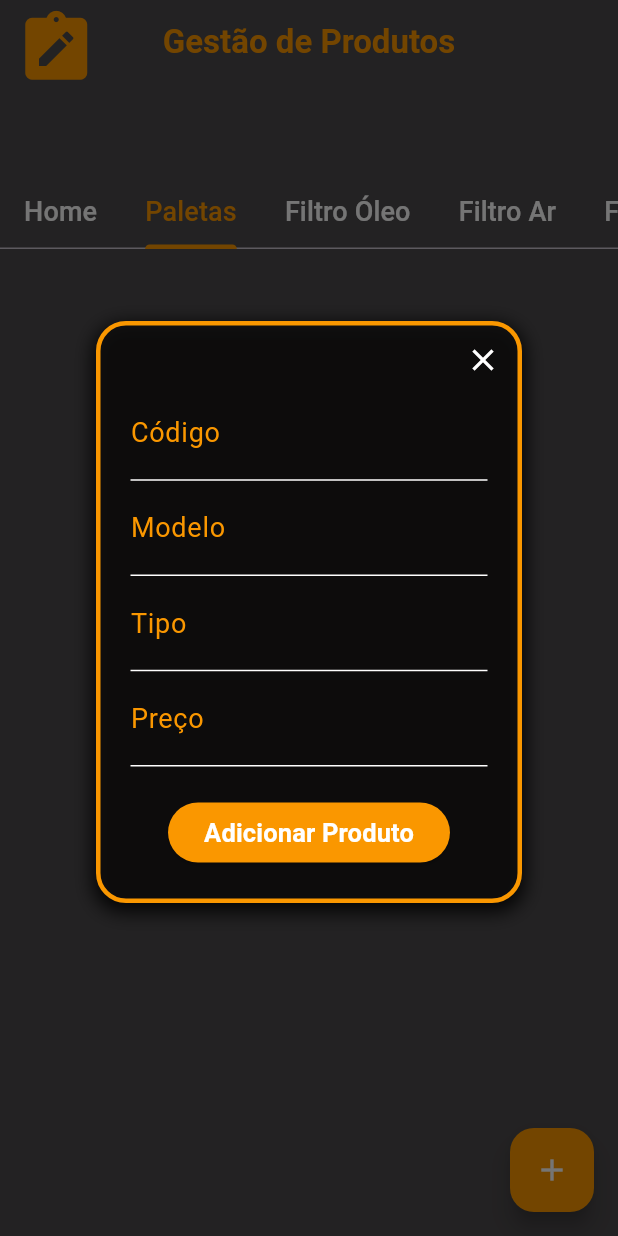
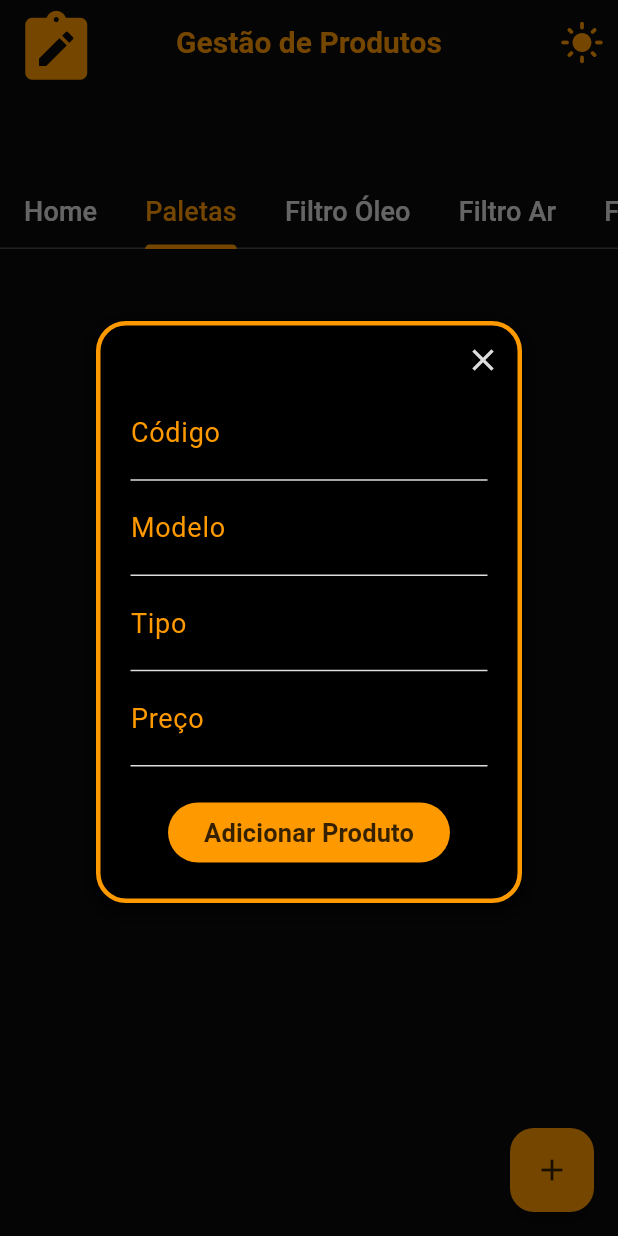
Before and after one commit to dgirotto0/product-management, a Flutter app: the screen it shows after launch, tab 2 chosen, after a tap on the "add" icon, on a phone screen of 412 x 824 dp. Run offline on Flutter 3.47's test engine with Material 3 defaults, Android fonts, the phone set to English and light mode, and no system bars; our stand-ins replace signature, sqflite_common_ffi; missing offline and left inert: bitsdojo_window, window_manager; accounts and stored records are empty.

Commit message:
Refatoração: Implementação de ThemeProvider e mudança de cores dinâmicas

```diff
--- /dev/null
+++ b/lib/app_colors.dart
@@ -0,0 +1,11 @@
+import 'package:flutter/material.dart';
+
+class AppColors {
+  static const Color accent = Color.fromARGB(255, 255, 153, 0);
+  static const Color black = Color.fromARGB(202, 0, 0, 0);
+  static const Color white = Color.fromARGB(221, 255, 255, 255);
+  static const Color blackText = Color.fromARGB(255, 0, 0, 0);
+  static const Color redError = Color.fromARGB(255, 215, 59, 20);
+  static const Color pad = Color.fromARGB(255, 75, 72, 72);
+  static const Color whitePad = Color.fromARGB(206, 212, 200, 200);
+}
--- a/lib/main.dart
+++ b/lib/main.dart
@@ -3,6 +3,7 @@ import 'package:flutter/material.dart';
 import 'package:provider/provider.dart';
 import 'package:sqflite_common_ffi/sqflite_ffi.dart';
 import 'providers/product_provider.dart';
+import 'providers/theme_provider.dart';
 import 'views/product_edit_view.dart';
 import 'views/product_list_view.dart';
 import 'views/product_pad_view.dart';
@@ -11,10 +12,18 @@ void main() {
   sqfliteFfiInit();
   databaseFactory = databaseFactoryFfi;
 
-  runApp(const MyApp());
+  runApp(
+    MultiProvider(
+      providers: [
+        ChangeNotifierProvider(create: (context) => ProductProvider()),
+        ChangeNotifierProvider(create: (context) => ThemeProvider()),
+      ],
+      child: const MyApp(),
+    ),
+  );
 
   doWhenWindowReady(() {
-    appWindow.maximize(); // Tenta maximizar a janela
+    appWindow.maximize();
     appWindow.show();
   });
 }
@@ -24,18 +33,16 @@ class MyApp extends StatelessWidget {
 
   @override
   Widget build(BuildContext context) {
-    return ChangeNotifierProvider(
-      create: (context) => ProductProvider(),
-      child: MaterialApp(
+    final themeProvider = Provider.of<ThemeProvider>(context);
+    return MaterialApp(
       title: 'Tabela de Produtos',
-        theme: ThemeData(
-          primaryColor: const Color.fromRGBO(224, 172, 0, 0.9),
-        ),
+      theme: themeProvider.lightTheme,
+      darkTheme: themeProvider.darkTheme,
+      themeMode: themeProvider.isDarkMode ? ThemeMode.dark : ThemeMode.light,
       home: const HomeScreen(),
       routes: {
         '/pad': (context) => const ProductPadView(),
       },
-      ),
     );
   }
 }
@@ -51,7 +58,6 @@ class _HomeScreenState extends State<HomeScreen> {
   final TextEditingController _searchController = TextEditingController();
   String _searchQuery = '';
 
-  // Lista com os nomes de todas as tabelas (na mesma ordem das abas, sem contar a aba "Home")
   final List<String> _allTables = [
     'tb_paletas',
     'tb_filtro_oleo',
@@ -74,9 +80,9 @@ class _HomeScreenState extends State<HomeScreen> {
         appBar: AppBar(
           centerTitle: true,
           leading: IconButton(
-            icon: const Icon(
+            icon: Icon(
               Icons.note_alt,
-              color: Color.fromARGB(255, 250, 151, 0),
+              color: Theme.of(context).primaryColor,
               size: 55,
             ),
             padding: const EdgeInsets.symmetric(horizontal: 10, vertical: 5),
@@ -84,19 +90,36 @@ class _HomeScreenState extends State<HomeScreen> {
               Navigator.pushNamed(context, '/pad');
             },
           ),
-          title: const Text(
+          title: Text(
             'Gestão de Produtos',
             style: TextStyle(
-              color: Color.fromARGB(255, 250, 151, 0),
+              color: Theme.of(context).primaryColor,
               fontWeight: FontWeight.bold,
             ),
           ),
-          backgroundColor: const Color.fromARGB(190, 16, 15, 15),
+          actions: [
+            Consumer<ThemeProvider>(
+              builder: (context, themeProvider, _) {
+                return IconButton(
+                  icon: Icon(
+                    themeProvider.isDarkMode
+                        ? Icons.light_mode
+                        : Icons.dark_mode,
+                    color: Theme.of(context).primaryColor,
+                    size: 30,
+                  ),
+                  onPressed: () {
+                    themeProvider.toggleTheme();
+                  },
+                );
+              },
+            ),
+          ],
+          backgroundColor: Theme.of(context).scaffoldBackgroundColor,
           bottom: PreferredSize(
             preferredSize: const Size.fromHeight(110),
             child: Column(
               children: [
-                // Campo de busca geral
                 Padding(
                   padding:
                       const EdgeInsets.symmetric(horizontal: 500, vertical: 8),
@@ -109,12 +132,12 @@ class _HomeScreenState extends State<HomeScreen> {
                             controller: _searchController,
                             decoration: InputDecoration(
                               hintText: 'Buscar Geral...',
-                              prefixIcon: const Icon(
+                              prefixIcon: Icon(
                                 Icons.search,
-                                color: Color.fromARGB(255, 250, 151, 0),
+                                color: Theme.of(context).primaryColor,
                               ),
                               filled: true,
-                              fillColor: Colors.white,
+                              fillColor: Theme.of(context).cardColor,
                               border: OutlineInputBorder(
                                 borderRadius: BorderRadius.circular(20),
                                 borderSide: BorderSide.none,
@@ -124,7 +147,6 @@ class _HomeScreenState extends State<HomeScreen> {
                               setState(() {
                                 _searchQuery = value;
                               });
-                              // Redireciona para a aba "Home"
                               DefaultTabController.of(context).animateTo(0);
                             },
                           ),
@@ -140,16 +162,16 @@ class _HomeScreenState extends State<HomeScreen> {
                                 DefaultTabController.of(context).animateTo(0);
                               },
                               style: ElevatedButton.styleFrom(
-                                backgroundColor:
-                                    const Color.fromARGB(255, 250, 151, 0),
+                                backgroundColor: Theme.of(context).primaryColor,
                                 shape: RoundedRectangleBorder(
                                   borderRadius: BorderRadius.circular(20),
                                 ),
                               ),
-                              child: const Text(
+                              child: Text(
                                 'Pesquisar',
                                 style: TextStyle(
-                                    color: Colors.white, fontSize: 17),
+                                    color: Theme.of(context).canvasColor,
+                                    fontSize: 17),
                               ),
                             );
                           },
@@ -159,9 +181,9 @@ class _HomeScreenState extends State<HomeScreen> {
                   ),
                 ),
                 // Aba (TabBar)
-                const TabBar(
+                TabBar(
                   isScrollable: true,
-                  tabs: [
+                  tabs: const [
                     Tab(text: 'Home'),
                     Tab(text: 'Paletas'),
                     Tab(text: 'Filtro Óleo'),
@@ -175,22 +197,20 @@ class _HomeScreenState extends State<HomeScreen> {
                     Tab(text: 'Óleo Litro'),
                     Tab(text: 'ATF'),
                   ],
-                  labelColor: Color.fromARGB(255, 250, 151, 0),
-                  indicatorColor: Color.fromARGB(255, 250, 151, 0),
-                  unselectedLabelColor: Colors.white,
-                  labelStyle: TextStyle(fontSize: 18),
+                  labelColor: Theme.of(context).primaryColor,
+                  indicatorColor: Theme.of(context).primaryColor,
+                  unselectedLabelColor: Theme.of(context).canvasColor,
+                  labelStyle: const TextStyle(fontSize: 18),
                   tabAlignment: TabAlignment.center,
                 ),
               ],
             ),
           ),
         ),
-        // As abas: a primeira é a "Home" (resultados unificados) e as demais são as listas específicas.
         body: TabBarView(
           physics: const BouncingScrollPhysics(),
           children: [
-            _buildSearchResults(
-                context), // Aba "Home" com os resultados da pesquisa
+            _buildSearchResults(context),
             const ProductListView(tableName: 'tb_paletas'),
             const ProductListView(tableName: 'tb_filtro_oleo'),
             const ProductListView(tableName: 'tb_filtro_ar'),
@@ -208,24 +228,21 @@ class _HomeScreenState extends State<HomeScreen> {
     );
   }
 
-  /// Método que reúne todos os produtos de todas as tabelas e filtra usando a mesma lógica do seu "buscar"
   Widget _buildSearchResults(BuildContext context) {
     final productProvider =
         Provider.of<ProductProvider>(context, listen: false);
     List<Map<String, dynamic>> filteredResults = [];
     final query = _searchQuery.toLowerCase();
 
-    // Se não houver pesquisa, exibe uma mensagem
     if (query.isEmpty) {
-      return const Center(
+      return Center(
         child: Text(
           'Digite sua pesquisa na barra acima',
-          style: TextStyle(color: Colors.white, fontSize: 18),
+          style: TextStyle(color: Theme.of(context).canvasColor, fontSize: 18),
         ),
       );
     }
 
-    // Percorre cada tabela e aplica a lógica de filtragem
     for (final table in _allTables) {
       final products = productProvider.getProductsByTable(table);
       for (int i = 0; i < products.length; i++) {
@@ -281,14 +298,13 @@ class _HomeScreenState extends State<HomeScreen> {
             matches = product.toString().toLowerCase().contains(query);
         }
         if (matches) {
-          // Armazena também o índice "i" do produto na tabela
           filteredResults.add({'table': table, 'product': product, 'index': i});
         }
       }
     }
 
     return Container(
-      color: const Color.fromARGB(190, 16, 15, 15),
+      color: Theme.of(context).scaffoldBackgroundColor,
       child: GridView.builder(
         physics: const BouncingScrollPhysics(),
         padding: const EdgeInsets.all(16),
@@ -303,8 +319,7 @@ class _HomeScreenState extends State<HomeScreen> {
           final item = filteredResults[index];
           final product = item['product'];
           final table = item['table'] as String;
-          final productIndex =
-              item['index'] as int; // Índice real do produto na tabela
+          final productIndex = item['index'] as int;
 
           String title = '';
           String nonPricePart = '';
@@ -362,22 +377,20 @@ class _HomeScreenState extends State<HomeScreen> {
           }
 
           return Card(
-            color: const Color.fromARGB(190, 16, 15, 15),
+            color: Theme.of(context).cardColor,
             child: Padding(
               padding: const EdgeInsets.all(8.0),
               child: Row(
                 children: [
-                  // Área de texto
                   Expanded(
                     child: Column(
                       mainAxisSize: MainAxisSize.min,
                       crossAxisAlignment: CrossAxisAlignment.start,
                       children: [
-                        // Título limitado a 2 linhas com reticências
                         Text(
                           title,
-                          style: const TextStyle(
-                            color: Colors.white,
+                          style: TextStyle(
+                            color: Theme.of(context).canvasColor,
                             fontWeight: FontWeight.bold,
                             fontSize: 23,
                           ),
@@ -385,19 +398,19 @@ class _HomeScreenState extends State<HomeScreen> {
                           overflow: TextOverflow.ellipsis,
                         ),
                         const SizedBox(height: 4),
-                        // Subtítulo
                         RichText(
                           text: TextSpan(
                             text: nonPricePart,
-                            style: const TextStyle(
-                                color: Colors.white, fontSize: 21),
+                            style: TextStyle(
+                                color: Theme.of(context).canvasColor,
+                                fontSize: 21),
                             children: [
                               TextSpan(
                                 text: pricePart,
-                                style: const TextStyle(
-                                  color: Color.fromARGB(255, 250, 151, 0),
+                                style: TextStyle(
+                                    color: Theme.of(context).primaryColor,
                                     fontSize: 21,
-                                ),
+                                    fontWeight: FontWeight.bold),
                               ),
                             ],
                           ),
@@ -405,11 +418,10 @@ class _HomeScreenState extends State<HomeScreen> {
                       ],
                     ),
                   ),
-                  // Botão de edição fixo à direita
                   IconButton(
-                    icon: const Icon(
+                    icon: Icon(
                       Icons.edit,
-                      color: Color.fromARGB(255, 250, 151, 0),
+                      color: Theme.of(context).primaryColor,
                     ),
                     onPressed: () {
                       showDialog(
--- /dev/null
+++ b/lib/providers/theme_provider.dart
@@ -0,0 +1,46 @@
+import 'package:flutter/material.dart';
+import 'package:produtos_itaoleo/app_colors.dart';
+
+class ThemeProvider with ChangeNotifier {
+  bool _isDarkMode = true;
+  bool get isDarkMode => _isDarkMode;
+
+  void toggleTheme() {
+    _isDarkMode = !_isDarkMode;
+    notifyListeners();
+  }
+
+  ThemeData get darkTheme => ThemeData(
+        brightness: Brightness.dark,
+        primaryColor: AppColors.accent,
+        cardColor: AppColors.pad,
+        focusColor: AppColors.white,
+        canvasColor: AppColors.white,
+        scaffoldBackgroundColor: AppColors.black,
+        appBarTheme: const AppBarTheme(
+          backgroundColor: AppColors.black,
+          titleTextStyle: TextStyle(
+            color: AppColors.accent,
+            fontSize: 20,
+            fontWeight: FontWeight.bold,
+          ),
+        ),
+      );
+
+  ThemeData get lightTheme => ThemeData(
+        brightness: Brightness.light,
+        primaryColor: const Color.fromARGB(255, 221, 138, 13),
+        cardColor: AppColors.whitePad,
+        focusColor: AppColors.blackText,
+        canvasColor: AppColors.black,
+        scaffoldBackgroundColor: const Color.fromARGB(255, 255, 255, 255),
+        appBarTheme: const AppBarTheme(
+          backgroundColor: AppColors.white,
+          titleTextStyle: TextStyle(
+            color: AppColors.accent,
+            fontSize: 20,
+            fontWeight: FontWeight.bold,
+          ),
+        ),
+      );
+}
--- a/lib/views/product_add_view.dart
+++ b/lib/views/product_add_view.dart
@@ -1,4 +1,5 @@
 import 'package:flutter/material.dart';
+import '../app_colors.dart';
 import '../models/products.dart';
 import 'package:provider/provider.dart';
 import '../providers/product_provider.dart';
@@ -35,15 +36,17 @@ class _ProductAddViewState extends State<ProductAddView> {
             padding: const EdgeInsets.all(20),
             constraints: const BoxConstraints(minWidth: 400),
             decoration: BoxDecoration(
-              color: const Color.fromARGB(190, 16, 15, 15),
+              color: Theme.of(context).scaffoldBackgroundColor,
               borderRadius: BorderRadius.circular(20),
               border: Border.all(
-                color: const Color.fromARGB(255, 250, 151, 0),
+                color: Theme.of(context).primaryColor,
                 width: 3,
               ),
               boxShadow: [
                 BoxShadow(
-                  color: Colors.black.withOpacity(0.9),
+                  color: Theme.of(context)
+                      .scaffoldBackgroundColor
+                      .withOpacity(0.9),
                   spreadRadius: 2,
                   blurRadius: 10,
                   offset: const Offset(0, 4),
@@ -56,7 +59,6 @@ class _ProductAddViewState extends State<ProductAddView> {
                 child: Column(
                   mainAxisSize: MainAxisSize.min,
                   children: [
-                    // Opcional: um SizedBox para dar um espaço no topo, se necessário
                     const SizedBox(height: 20),
                     ..._buildFormFields(),
                     const SizedBox(height: 20),
@@ -71,12 +73,12 @@ class _ProductAddViewState extends State<ProductAddView> {
                         }
                       },
                       style: ElevatedButton.styleFrom(
-                        backgroundColor: const Color.fromARGB(255, 250, 151, 0),
+                        backgroundColor: Theme.of(context).primaryColor,
                       ),
-                      child: const Text(
+                      child: Text(
                         'Adicionar Produto',
                         style: TextStyle(
-                            color: Colors.white,
+                            color: Theme.of(context).scaffoldBackgroundColor,
                             fontWeight: FontWeight.bold,
                             fontSize: 17),
                       ),
@@ -86,12 +88,11 @@ class _ProductAddViewState extends State<ProductAddView> {
               ),
             ),
           ),
-          // Botão "x" no canto superior direito:
           Positioned(
             right: 2,
             top: 2,
             child: IconButton(
-              icon: const Icon(Icons.close, color: Colors.white),
+              icon: Icon(Icons.close, color: Theme.of(context).canvasColor),
               onPressed: () {
                 Navigator.of(context).pop();
               },
@@ -174,18 +175,17 @@ class _ProductAddViewState extends State<ProductAddView> {
     return TextFormField(
       decoration: InputDecoration(
         labelText: label,
-        labelStyle: const TextStyle(
-            color: Color.fromARGB(255, 250, 151, 0), fontSize: 18),
-        errorStyle: const TextStyle(
-            color: Color.fromARGB(255, 215, 59, 20), fontSize: 15),
-        enabledBorder: const UnderlineInputBorder(
-          borderSide: BorderSide(color: Colors.white),
+        labelStyle:
+            TextStyle(color: Theme.of(context).primaryColor, fontSize: 18),
+        errorStyle: const TextStyle(color: AppColors.redError, fontSize: 15),
+        enabledBorder: UnderlineInputBorder(
+          borderSide: BorderSide(color: Theme.of(context).canvasColor),
         ),
-        focusedBorder: const UnderlineInputBorder(
-          borderSide: BorderSide(color: Color.fromARGB(255, 250, 151, 0)),
+        focusedBorder: UnderlineInputBorder(
+          borderSide: BorderSide(color: Theme.of(context).primaryColor),
         ),
       ),
-      style: const TextStyle(color: Colors.white, fontSize: 20),
+      style: TextStyle(color: Theme.of(context).focusColor, fontSize: 20),
       keyboardType: keyboardType,
       validator: (value) {
         if (label == 'Preço') {
--- a/lib/views/product_list_view.dart
+++ b/lib/views/product_list_view.dart
@@ -19,7 +19,7 @@ class _ProductListViewState extends State<ProductListView> {
   @override
   Widget build(BuildContext context) {
     return Scaffold(
-      backgroundColor: const Color.fromARGB(190, 16, 15, 15),
+      backgroundColor: Theme.of(context).scaffoldBackgroundColor,
       body: Consumer<ProductProvider>(
         builder: (context, productProvider, child) {
           final products = productProvider.getProductsByTable(widget.tableName);
@@ -111,23 +111,21 @@ class _ProductListViewState extends State<ProductListView> {
                         }
 
                         return Card(
-                          color: const Color.fromARGB(190, 16, 15, 15),
+                          color: Theme.of(context).cardColor,
                           child: Padding(
                             padding: const EdgeInsets.all(8.0),
                             child: Row(
                               children: [
-                                // Área de texto
                                 Expanded(
                                   child: Column(
                                     mainAxisSize: MainAxisSize.min,
                                     crossAxisAlignment:
                                         CrossAxisAlignment.start,
                                     children: [
-                                      // Título limitado a 2 linhas com reticências
                                       Text(
                                         title,
-                                        style: const TextStyle(
-                                          color: Colors.white,
+                                        style: TextStyle(
+                                          color: Theme.of(context).canvasColor,
                                           fontWeight: FontWeight.bold,
                                           fontSize: 23,
                                         ),
@@ -135,21 +133,21 @@ class _ProductListViewState extends State<ProductListView> {
                                         overflow: TextOverflow.ellipsis,
                                       ),
                                       const SizedBox(height: 4),
-                                      // Subtítulo
                                       RichText(
                                         text: TextSpan(
                                           text: nonPricePart,
-                                          style: const TextStyle(
-                                              color: Colors.white,
+                                          style: TextStyle(
+                                              color:
+                                                  Theme.of(context).canvasColor,
                                               fontSize: 21),
                                           children: [
                                             TextSpan(
                                               text: pricePart,
-                                              style: const TextStyle(
-                                                color: Color.fromARGB(
-                                                    255, 250, 151, 0),
-                                                fontSize: 21,
-                                              ),
+                                              style: TextStyle(
+                                                  color: Theme.of(context)
+                                                      .primaryColor,
+                                                  fontSize: 21,
+                                                  fontWeight: FontWeight.bold),
                                             ),
                                           ],
                                         ),
@@ -157,11 +155,10 @@ class _ProductListViewState extends State<ProductListView> {
                                     ],
                                   ),
                                 ),
-                                // Botão de edição fixo à direita
                                 IconButton(
-                                  icon: const Icon(
+                                  icon: Icon(
                                     Icons.edit,
-                                    color: Color.fromARGB(255, 250, 151, 0),
+                                    color: Theme.of(context).primaryColor,
                                   ),
                                   onPressed: () {
                                     showDialog(
@@ -183,7 +180,6 @@ class _ProductListViewState extends State<ProductListView> {
                     ),
                   ),
                 ),
-                // Botão "Ver mais..." centralizado abaixo da grade
                 if (showLoadMore)
                   SliverToBoxAdapter(
                     child: Padding(
@@ -197,13 +193,12 @@ class _ProductListViewState extends State<ProductListView> {
                             });
                           },
                           style: ElevatedButton.styleFrom(
-                            backgroundColor:
-                                const Color.fromARGB(255, 250, 151, 0),
+                            backgroundColor: Theme.of(context).primaryColor,
                           ),
-                          child: const Text(
+                          child: Text(
                             'Ver mais',
                             style: TextStyle(
-                              color: Colors.white,
+                              color: Theme.of(context).canvasColor,
                               fontWeight: FontWeight.bold,
                               fontSize: 22,
                             ),
@@ -224,10 +219,10 @@ class _ProductListViewState extends State<ProductListView> {
             builder: (context) => ProductAddView(tableName: widget.tableName),
           );
         },
-        backgroundColor: const Color.fromARGB(255, 250, 151, 0),
-        child: const Icon(
+        backgroundColor: Theme.of(context).primaryColor,
+        child: Icon(
           Icons.add,
-          color: Colors.white,
+          color: Theme.of(context).scaffoldBackgroundColor,
         ),
       ),
     );
```
Also changed, not shown: lib/views/product_edit_view.dart (+19 -19 lines), lib/views/product_pad_view.dart (+25 -26 lines), lib/widgets/custom_appbar.dart (+9 -7 lines). Lines whose indentation alone changed are shown as unchanged.
